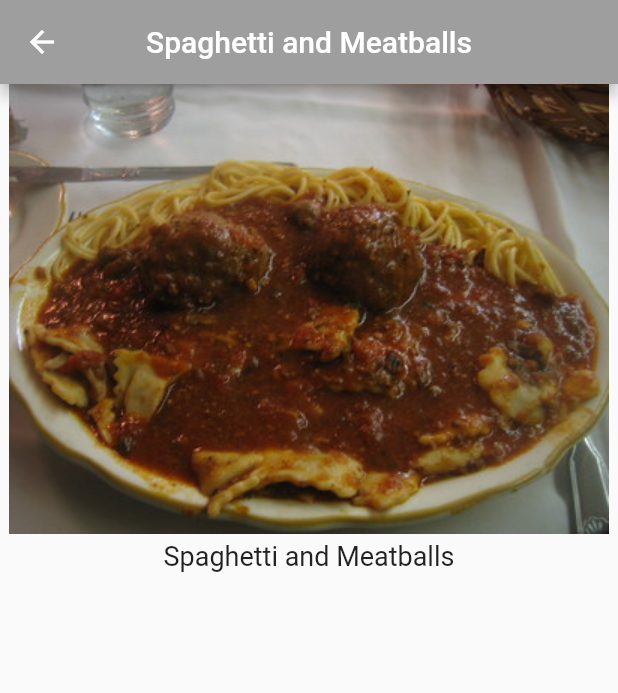
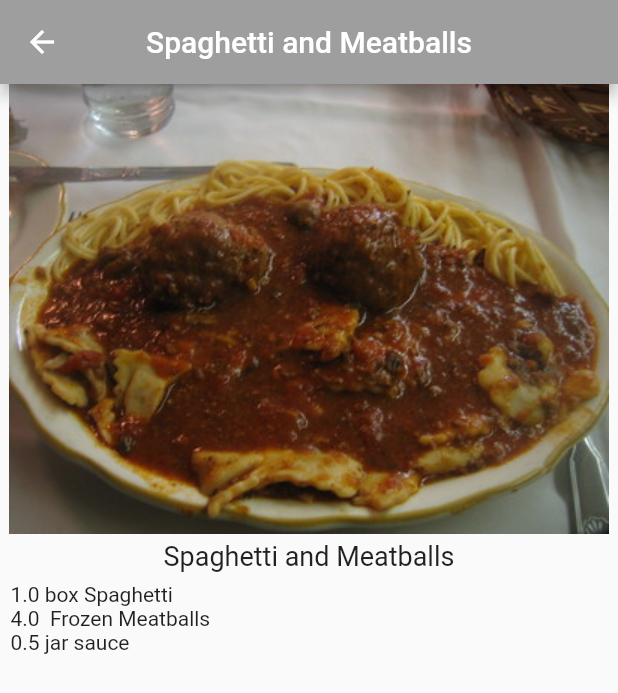
Before and after one commit to abdul-razaq/recipes, a Flutter app: the screen it shows after launch, after a tap on "Spaghetti and Meatballs", on a phone screen of 412 x 824 dp. Shown: the top 693 px of the screen. Run offline on Flutter 3.47's test engine with Material 2 defaults, Android fonts, the phone set to English and light mode, and no system bars.

Commit message:
added ingredients list to recipe details

```diff
--- a/lib/recipe.dart
+++ b/lib/recipe.dart
@@ -1,33 +1,145 @@
 class Recipe {
   String label;
   String imageUrl;
+  int servings;
+  List<Ingredient> ingredients;
 
-  Recipe(this.label, this.imageUrl);
+  Recipe(this.label, this.imageUrl, this.servings, this.ingredients);
 
   static List<Recipe> recipes = [
     Recipe(
       'Spaghetti and Meatballs',
       'assets/2126711929_ef763de2b3_w.jpg',
+      4,
+      [
+        Ingredient(
+          1,
+          'box',
+          'Spaghetti',
+        ),
+        Ingredient(
+          4,
+          '',
+          'Frozen Meatballs',
+        ),
+        Ingredient(
+          0.5,
+          'jar',
+          'sauce',
+        ),
+      ],
     ),
     Recipe(
       'Tomato Soup',
       'assets/27729023535_a57606c1be.jpg',
+      2,
+      [
+        Ingredient(
+          1,
+          'can',
+          'Tomato Soup',
+        ),
+      ],
     ),
     Recipe(
       'Grilled Cheese',
       'assets/3187380632_5056654a19_b.jpg',
+      1,
+      [
+        Ingredient(
+          2,
+          'slices',
+          'Cheese',
+        ),
+        Ingredient(
+          2,
+          'slices',
+          'Bread',
+        ),
+      ],
     ),
     Recipe(
       'Chocolate Chip Cookies',
       'assets/15992102771_b92f4cc00a_b.jpg',
+      24,
+      [
+        Ingredient(
+          4,
+          'cups',
+          'flour',
+        ),
+        Ingredient(
+          2,
+          'cups',
+          'sugar',
+        ),
+        Ingredient(
+          0.5,
+          'cups',
+          'chocolate chips',
+        ),
+      ],
     ),
     Recipe(
       'Taco Salad',
       'assets/8533381643_a31a99e8a6_c.jpg',
+      1,
+      [
+        Ingredient(
+          4,
+          'oz',
+          'nachos',
+        ),
+        Ingredient(
+          3,
+          'oz',
+          'taco meat',
+        ),
+        Ingredient(
+          0.5,
+          'cup',
+          'cheese',
+        ),
+        Ingredient(
+          0.25,
+          'cup',
+          'chopped tomatoes',
+        ),
+      ],
     ),
     Recipe(
       'Hawaiian Pizza',
       'assets/15452035777_294cefced5_c.jpg',
+      4,
+      [
+        Ingredient(
+          1,
+          'item',
+          'pizza',
+        ),
+        Ingredient(
+          1,
+          'cup',
+          'pineapple',
+        ),
+        Ingredient(
+          8,
+          'oz',
+          'ham',
+        ),
+      ],
     ),
   ];
 }
+
+class Ingredient {
+  double quantity;
+  String measure;
+  String name;
+
+  Ingredient(
+    this.quantity,
+    this.measure,
+    this.name,
+  );
+}
--- a/lib/recipe_details.dart
+++ b/lib/recipe_details.dart
@@ -34,6 +34,18 @@ class _RecipeDetailsState extends State<RecipeDetails> {
               widget.recipe.label,
               style: const TextStyle(fontSize: 18),
             ),
+            Expanded(
+              child: ListView.builder(
+                padding: const EdgeInsets.all(7.0),
+                itemCount: widget.recipe.ingredients.length,
+                itemBuilder: (BuildContext context, int index) {
+                  final ingredient = widget.recipe.ingredients[index];
+
+                  return Text(
+                      '${ingredient.quantity} ${ingredient.measure} ${ingredient.name}');
+                },
+              ),
+            ),
           ],
         ),
       ),
```
